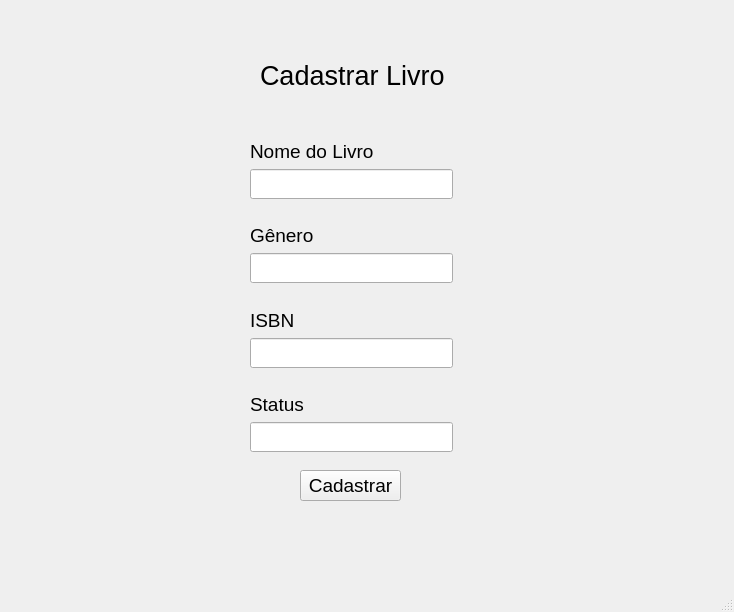
RiquelmeG22/BibliotecaPython, file layouts/cadastro_livro.ui: the form before one commit.
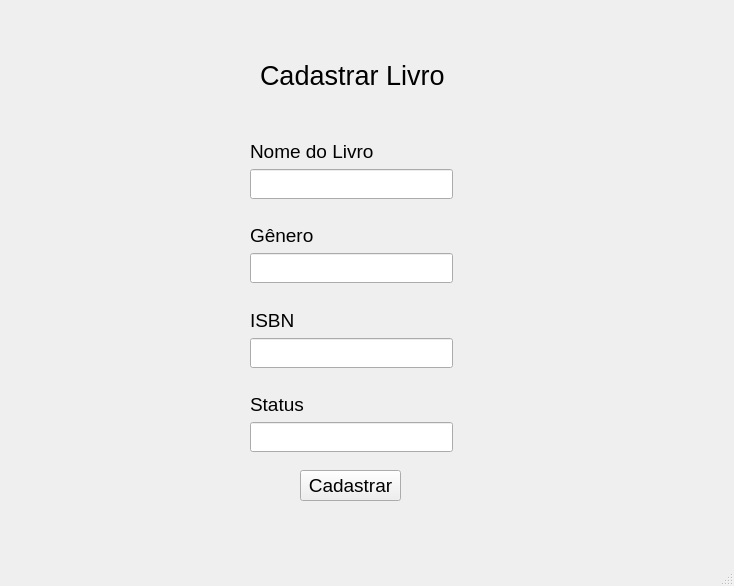
The form after the commit.

What changed in the file:
```diff
--- a/layouts/cadastro_livro.ui
+++ b/layouts/cadastro_livro.ui
@@ -7,7 +7,7 @@
     <x>0</x>
     <y>0</y>
     <width>734</width>
-    <height>612</height>
+    <height>586</height>
    </rect>
   </property>
   <property name="font">
```
